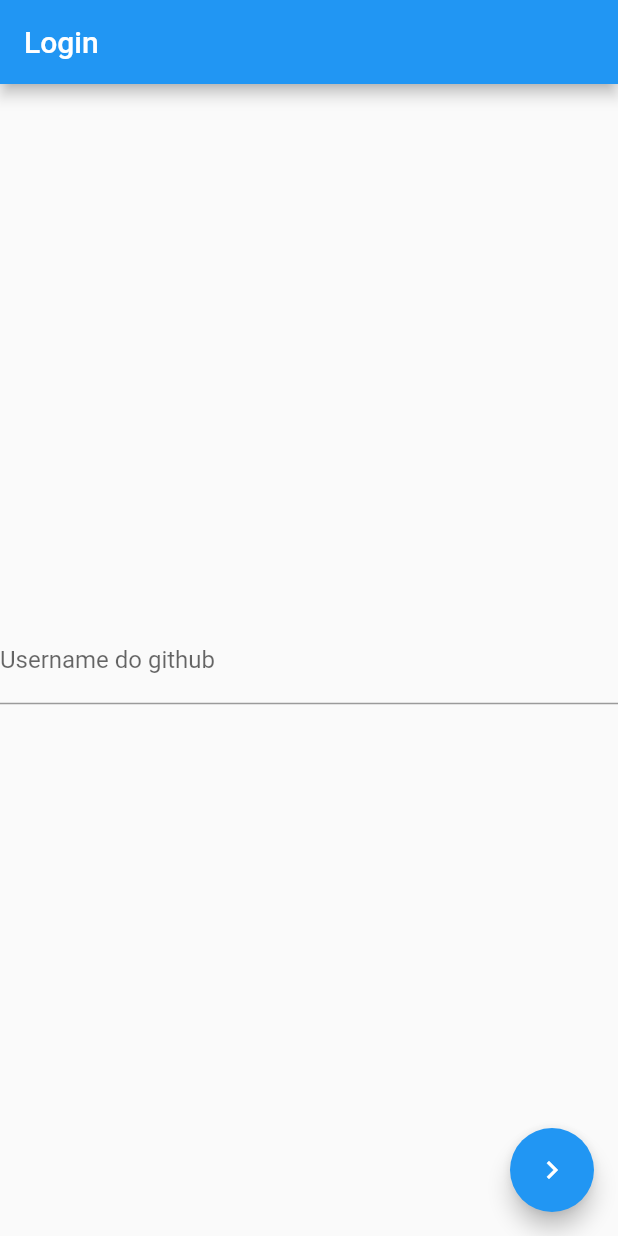
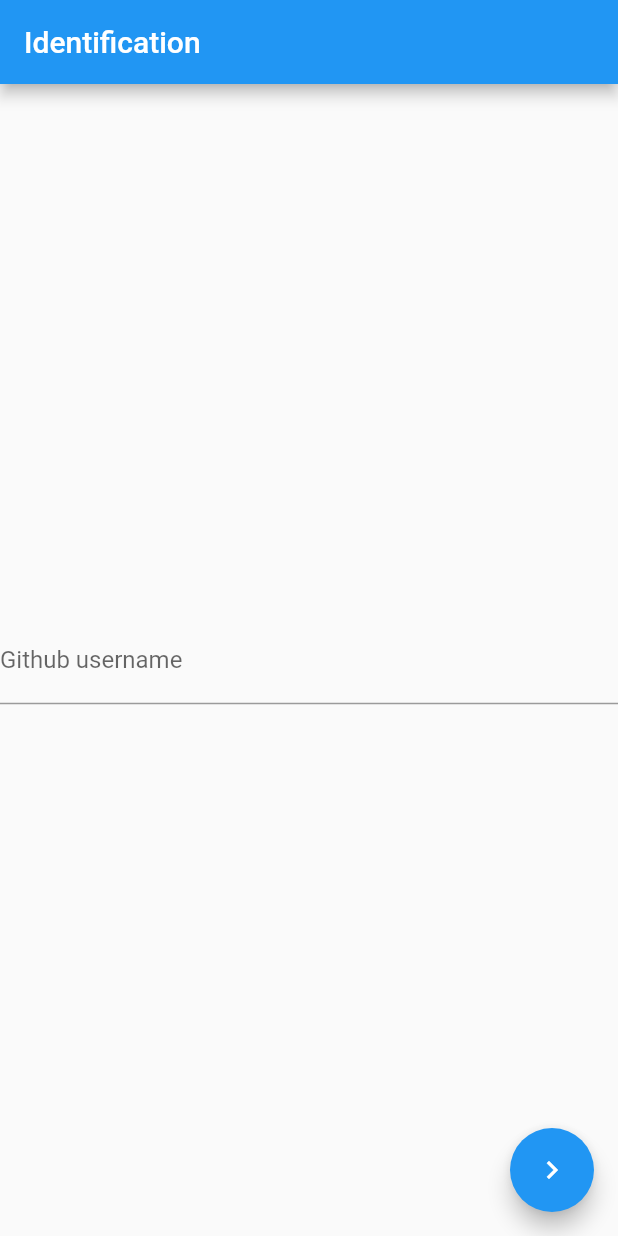
Before and after one commit to kevemlennisk/flutter-dojo, a Flutter app: the screen it shows after launch, on a phone screen of 412 x 824 dp. Run offline on Flutter 3.47's test engine with Material 2 defaults, Android fonts, the phone set to English and light mode, and no system bars.

Commit message:
modifies home page title and username field label

```diff
--- a/lib/presenter/home_page.dart
+++ b/lib/presenter/home_page.dart
@@ -40,7 +40,7 @@ class _HomePageState extends State<HomePage> {
       appBar: AppBar(
         // Here we take the value from the MyHomePage object that was created by
         // the App.build method, and use it to set our appbar title.
-        title: Text("Login"),
+        title: Text("Identification"),
       ),
       body: Center(
         // Center is a layout widget. It takes a single child and positions it
@@ -63,7 +63,7 @@ class _HomePageState extends State<HomePage> {
           mainAxisAlignment: MainAxisAlignment.center,
           children: <Widget>[
             TextField(
-              decoration: InputDecoration(labelText: 'Username do github'),
+              decoration: InputDecoration(labelText: 'Github username'),
               onChanged: (text) {
                 _userName = text;
               },
@@ -73,7 +73,7 @@ class _HomePageState extends State<HomePage> {
       ),
       floatingActionButton: FloatingActionButton(
         onPressed: _goToUserRepositoryPage,
-        tooltip: 'Increment',
+        tooltip: 'Access',
         child: Icon(Icons.navigate_next),
       ), // This trailing comma makes auto-formatting nicer for build methods.
     );
```
